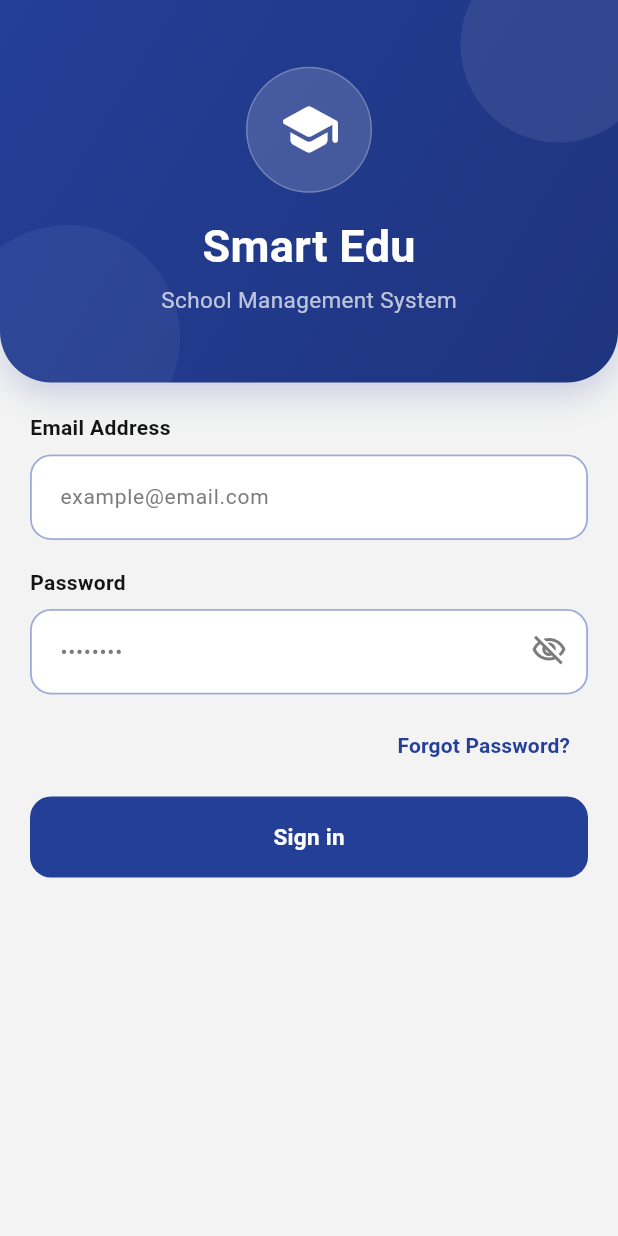
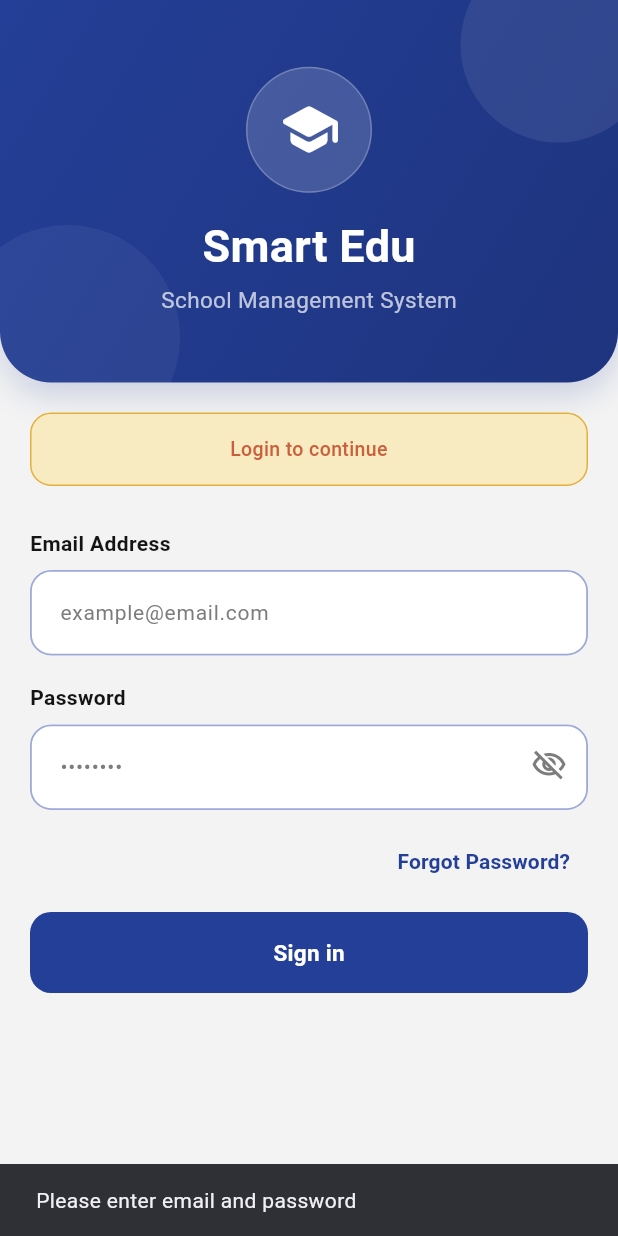
Before and after one commit to Sandu-2002/smart_edu_app, a Flutter app: the LoginScreen screen opened by its route, after a tap on "Sign in", on a phone screen of 412 x 824 dp. Run offline on Flutter 3.47's test engine with Material 3 defaults, Android fonts, the phone set to English and light mode, and no system bars; our stand-ins replace cloud_firestore, firebase_auth, firebase_core, go_router; accounts and stored records are empty; Roboto replaces fonts that are missing (SFProDisplay).

Commit message:
implement login logic with role-based navigation

```diff
--- a/lib/features/auth/login_screen.dart
+++ b/lib/features/auth/login_screen.dart
@@ -2,10 +2,11 @@ import 'package:flutter/material.dart';
 import 'package:go_router/go_router.dart';
 
 import '../../core/constants/app_colors.dart';
+import '../../core/routes/route_names.dart';
+import '../../core/widgets/app_button.dart';
+import '../../core/widgets/app_text_field.dart';
 import '../../core/widgets/top_blue_header.dart';
-import '../../core/widgets/app_text_field.dart';
-import '../../core/widgets/app_button.dart';
-import '../../core/routes/route_names.dart';
+import '../../di/injection.dart';
 
 class LoginScreen extends StatefulWidget {
   const LoginScreen({super.key});
@@ -26,6 +27,68 @@ class _LoginScreenState extends State<LoginScreen> {
     emailController.dispose();
     passwordController.dispose();
     super.dispose();
+  }
+
+  Future<void> handleLogin() async {
+    FocusScope.of(context).unfocus();
+
+    final email = emailController.text.trim();
+    final password = passwordController.text.trim();
+
+    if (email.isEmpty || password.isEmpty) {
+      _showSnack('Please enter email and password');
+      return;
+    }
+
+    setState(() => loading = true);
+
+    try {
+      await authRepository.login(email: email, password: password);
+
+      final user = authRepository.currentUser;
+
+      if (user == null) {
+        throw Exception('Login failed');
+      }
+
+      final appUser = await userRepository.getUserByUid(user.uid);
+
+      if (!mounted) return;
+
+      if (appUser == null) {
+        throw Exception('User profile not found in Firestore');
+      }
+
+      switch (appUser.role) {
+        case 'student':
+          context.go(RouteNames.studentShell);
+          break;
+        case 'parent':
+          context.go(RouteNames.parentShell);
+          break;
+        case 'teacher':
+          context.go(RouteNames.teacherShell);
+          break;
+        case 'admin':
+          context.go(RouteNames.adminShell);
+          break;
+        default:
+          throw Exception('Unknown user role');
+      }
+    } catch (e) {
+      if (!mounted) return;
+      _showSnack('Login failed. Check email, password, and Firestore role.');
+    } finally {
+      if (mounted) {
+        setState(() => loading = false);
+      }
+    }
+  }
+
+  void _showSnack(String message) {
+    ScaffoldMessenger.of(
+      context,
+    ).showSnackBar(SnackBar(content: Text(message)));
   }
 
   @override
@@ -65,21 +128,38 @@ class _LoginScreenState extends State<LoginScreen> {
                 const SizedBox(height: 4),
                 const Text(
                   'School Management System',
-                  style: TextStyle(
-                    fontSize: 15,
-                    color: Colors.white70,
-                  ),
+                  style: TextStyle(fontSize: 15, color: Colors.white70),
                 ),
               ],
             ),
           ),
-
-          /// form UI and actions
           Expanded(
             child: SingleChildScrollView(
               padding: const EdgeInsets.fromLTRB(20, 20, 20, 28),
               child: Column(
                 children: [
+                  Container(
+                    width: double.infinity,
+                    padding: const EdgeInsets.symmetric(
+                      horizontal: 14,
+                      vertical: 14,
+                    ),
+                    decoration: BoxDecoration(
+                      color: const Color(0xFFF8EBC2),
+                      border: Border.all(color: const Color(0xFFE4B03A)),
+                      borderRadius: BorderRadius.circular(14),
+                    ),
+                    child: const Text(
+                      'Login to continue',
+                      textAlign: TextAlign.center,
+                      style: TextStyle(
+                        color: Color(0xFFCB5F3C),
+                        fontSize: 13,
+                        fontWeight: FontWeight.w500,
+                      ),
+                    ),
+                  ),
+                  const SizedBox(height: 28),
                   AppTextField(
                     label: 'Email Address',
                     hintText: 'example@email.com',
@@ -115,15 +195,11 @@ class _LoginScreenState extends State<LoginScreen> {
                       ),
                     ],
                   ),
-
                   const SizedBox(height: 10),
-
-                  /// Forgot Password
                   Align(
                     alignment: Alignment.centerRight,
                     child: TextButton(
-                      onPressed: () =>
-                          context.go(RouteNames.forgotPassword),
+                      onPressed: () => context.go(RouteNames.forgotPassword),
                       child: const Text(
                         'Forgot Password?',
                         style: TextStyle(
@@ -133,13 +209,10 @@ class _LoginScreenState extends State<LoginScreen> {
                       ),
                     ),
                   ),
-
                   const SizedBox(height: 10),
-
-                  ///Sign In Button
                   AppButton(
                     text: loading ? 'Signing in...' : 'Sign in',
-                    onTap: loading ? null : () {},
+                    onTap: loading ? null : handleLogin,
                   ),
                 ],
               ),
```
